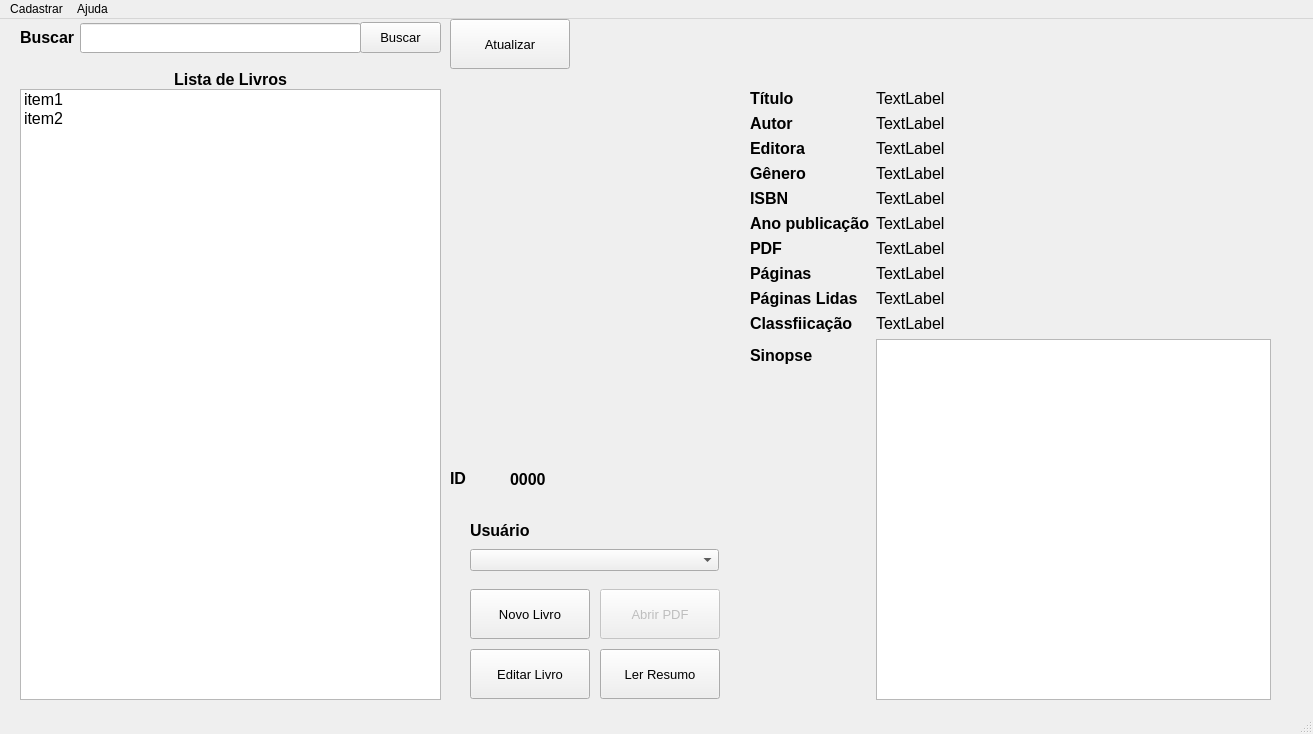
This is screen/ui_designer/screen_main_backup.ui in mateusmoratelli/MinhaBiblioteca as Qt 5 draws it before an edit. The edited form follows.
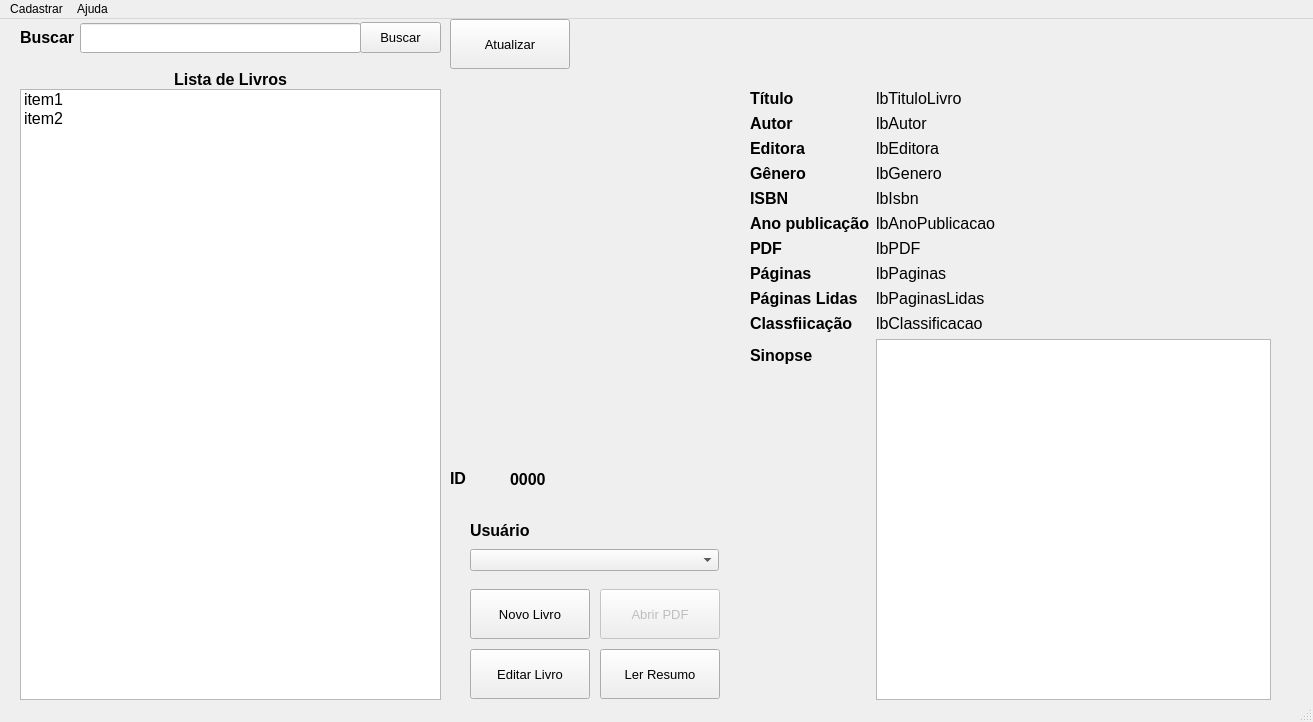
This is the edited form. Icons and pictures are not drawn.

```diff
--- a/screen/ui_designer/screen_main_backup.ui
+++ b/screen/ui_designer/screen_main_backup.ui
@@ -7,7 +7,7 @@
     <x>0</x>
     <y>0</y>
     <width>1313</width>
-    <height>734</height>
+    <height>722</height>
    </rect>
   </property>
   <property name="windowTitle">
@@ -59,7 +59,7 @@
         </font>
        </property>
        <property name="text">
-        <string>TextLabel</string>
+        <string>lbTituloLivro</string>
        </property>
       </widget>
      </item>
@@ -85,7 +85,7 @@
         </font>
        </property>
        <property name="text">
-        <string>TextLabel</string>
+        <string>lbAutor</string>
        </property>
       </widget>
      </item>
@@ -111,7 +111,7 @@
         </font>
        </property>
        <property name="text">
-        <string>TextLabel</string>
+        <string>lbEditora</string>
        </property>
       </widget>
      </item>
@@ -137,7 +137,7 @@
         </font>
        </property>
        <property name="text">
-        <string>TextLabel</string>
+        <string>lbGenero</string>
        </property>
       </widget>
      </item>
@@ -163,7 +163,7 @@
         </font>
        </property>
        <property name="text">
-        <string>TextLabel</string>
+        <string>lbIsbn</string>
        </property>
       </widget>
      </item>
@@ -189,7 +189,7 @@
         </font>
        </property>
        <property name="text">
-        <string>TextLabel</string>
+        <string>lbAnoPublicacao</string>
        </property>
       </widget>
      </item>
@@ -215,7 +215,7 @@
         </font>
        </property>
        <property name="text">
-        <string>TextLabel</string>
+        <string>lbPDF</string>
        </property>
       </widget>
      </item>
@@ -241,7 +241,7 @@
         </font>
        </property>
        <property name="text">
-        <string>TextLabel</string>
+        <string>lbPaginas</string>
        </property>
       </widget>
      </item>
@@ -267,7 +267,7 @@
         </font>
        </property>
        <property name="text">
-        <string>TextLabel</string>
+        <string>lbPaginasLidas</string>
        </property>
       </widget>
      </item>
@@ -293,7 +293,7 @@
         </font>
        </property>
        <property name="text">
-        <string>TextLabel</string>
+        <string>lbClassificacao</string>
        </property>
       </widget>
      </item>
```
